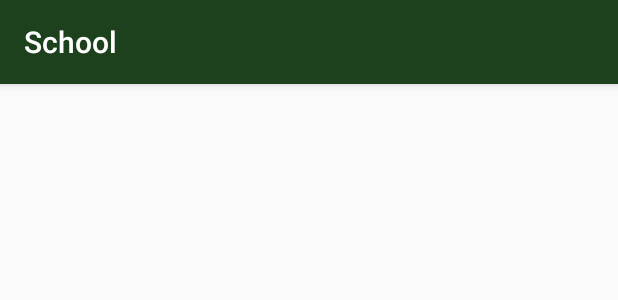
After one commit to JitendraKumar7/School, an Android app: the layout toolbar.xml on its own in the app's theme, with its tools: preview values and no code run, on a phone screen of 412 x 824 dp. The commit adds this screen. Shown: the top 300 px of the screen. Run offline under Robolectric (Android 15) with nearby library versions, the phone set to English and light mode, and no system bars.

Commit message:
Initial Commit

```diff
--- /dev/null
+++ b/app/src/main/res/layout/toolbar.xml
@@ -0,0 +1,17 @@
+<?xml version="1.0" encoding="utf-8"?>
+<android.support.design.widget.AppBarLayout xmlns:android="http://schemas.android.com/apk/res/android"
+    xmlns:app="http://schemas.android.com/apk/res-auto"
+    android:id="@+id/appBarLayout"
+    android:layout_width="match_parent"
+    android:layout_height="wrap_content"
+    android:theme="@style/AppTheme.AppBarOverlay">
+
+    <android.support.v7.widget.Toolbar
+        android:id="@+id/toolbar"
+        android:layout_width="match_parent"
+        android:layout_height="?attr/actionBarSize"
+        android:background="?attr/colorPrimary"
+        app:popupTheme="@style/AppTheme.PopupOverlay"
+        app:title="@string/app_name" />
+
+</android.support.design.widget.AppBarLayout>
--- a/app/src/main/res/values/colors.xml
+++ b/app/src/main/res/values/colors.xml
@@ -1,6 +1,10 @@
 <?xml version="1.0" encoding="utf-8"?>
 <resources>
-    <color name="colorPrimary">#3F51B5</color>
-    <color name="colorPrimaryDark">#303F9F</color>
-    <color name="colorAccent">#FF4081</color>
+    <color name="colorPrimary">#1C411C</color>
+    <color name="colorPrimaryDark">#1E381E</color>
+    <color name="colorAccent">#276427</color>
+
+    <color name="colorBackground">#EF7B45</color>
+    <color name="colorWhite">#FFFFFF</color>
+    <color name="colorBlack">#4C4C4C</color>
 </resources>
```
Also changed, not shown: app/build.gradle (+13 -0 lines), app/src/main/res/layout/activity_main.xml (+69 -10 lines), app/src/main/res/menu/menu.xml (added, +21 -0 lines), app/src/main/res/values/styles.xml (+39 -1 lines).
